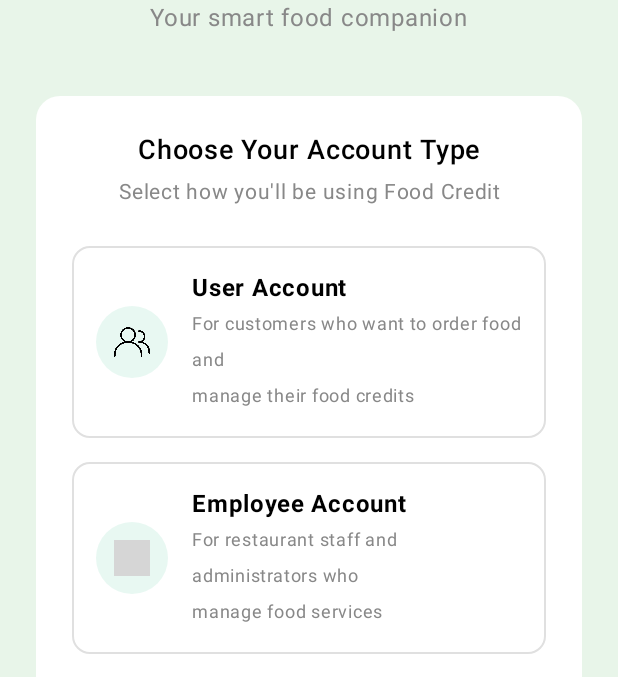
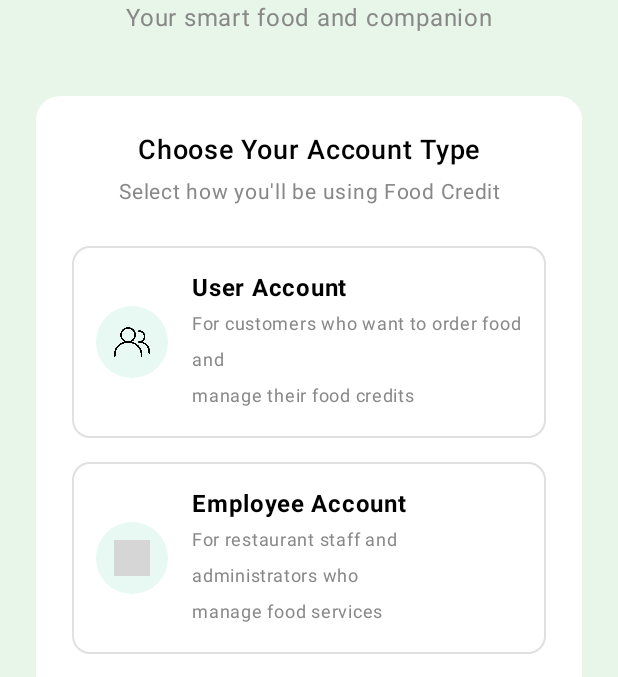
Before and after one commit to NoobofCoding/Food_Credit_1.5, an Android app built with Jetpack Compose: the screen it shows after launch (MainActivity), on a phone screen of 412 x 824 dp, the part 254-931 px from its top. Run offline under Robolectric (Android 15) with nearby library versions, the phone set to English and light mode, and no system bars; grey boxes are pictures that could not be loaded.

Commit message:
check done working good

```diff
--- a/app/src/main/java/com/example/foodcredit15/ui/screens/AccountTypeScreen.kt
+++ b/app/src/main/java/com/example/foodcredit15/ui/screens/AccountTypeScreen.kt
@@ -48,7 +48,7 @@
             color = Color.Black
         )
         Text(
-            text = "Your smart food companion",
+            text = "Your smart food and companion",
             fontSize = 16.sp,
             color = Color.Gray
         )
```
